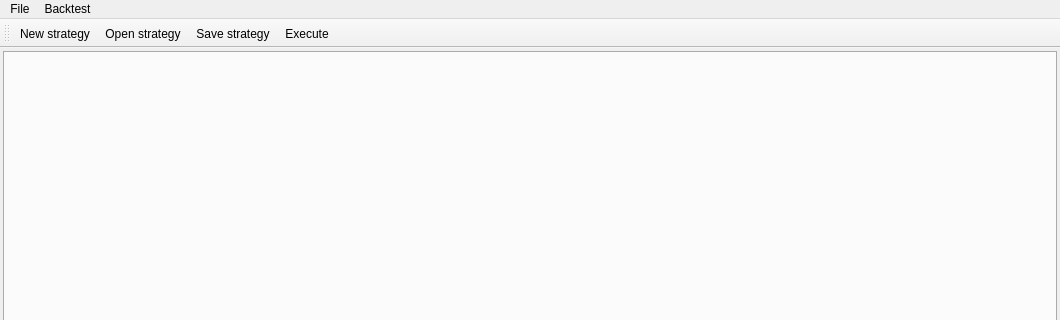
Qt form ui/mainwindow.ui (asakul/nailab) before a commit; both pictures show x 0 to 1060 and y 0 to 320 of the 1060 by 587 pixel window.
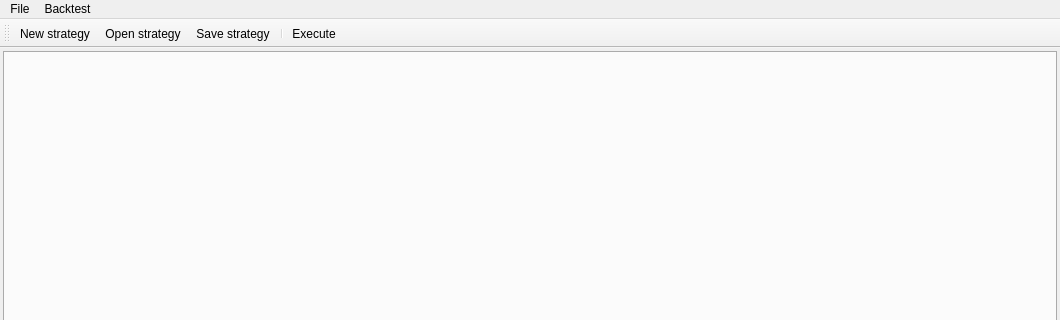
The same form after that commit. Icons and pictures are not drawn.

```diff
--- a/ui/mainwindow.ui
+++ b/ui/mainwindow.ui
@@ -80,6 +80,7 @@
    <addaction name="actionNew_strategy"/>
    <addaction name="actionOpen_strategy"/>
    <addaction name="actionSave_strategy"/>
+   <addaction name="separator"/>
    <addaction name="actionExecute"/>
   </widget>
   <action name="actionOpenTrades">
```
Left out of the diff: 20 changed lines with no effect on the pictures.
